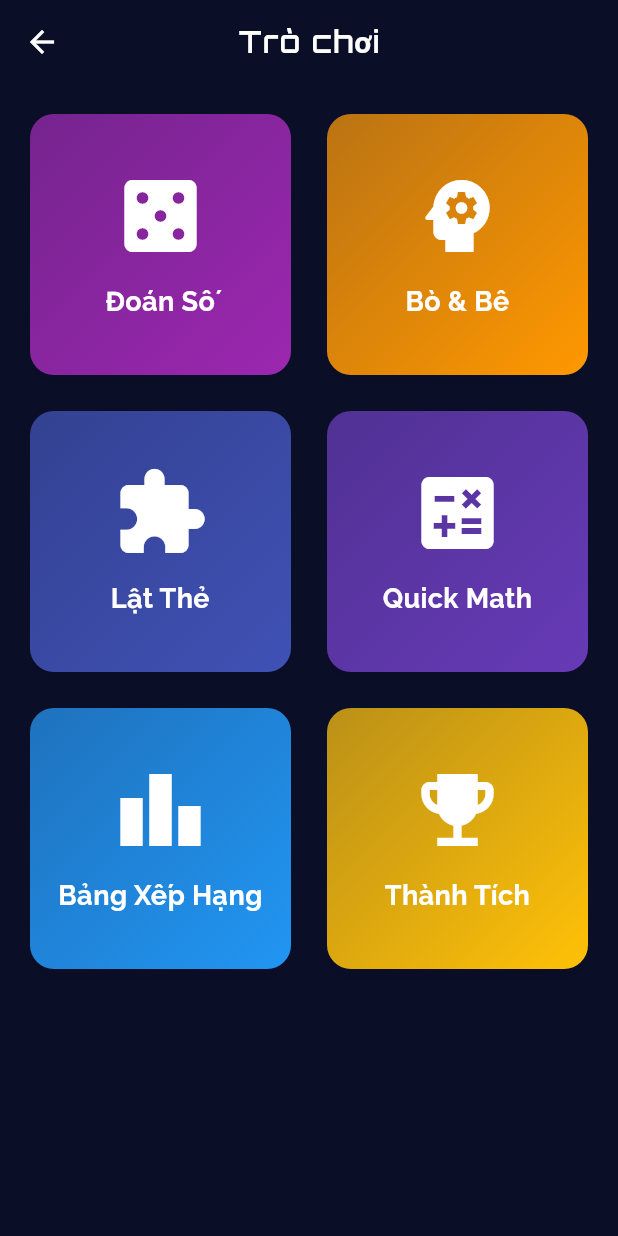
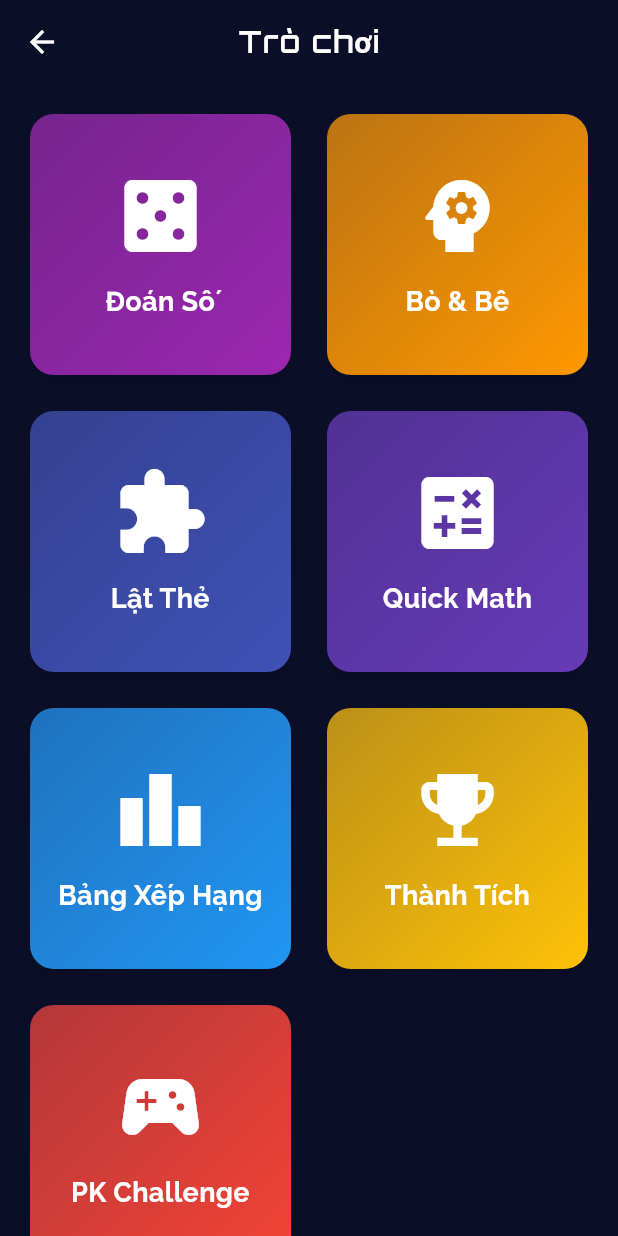
Before and after one commit to TruongHieuHuy/LTDD, a Flutter app: the GamesHub screen opened directly, on a phone screen of 412 x 824 dp. Run offline on Flutter 3.47's test engine with Material 3 defaults, Android fonts, the phone set to English and light mode, and no system bars; our stand-ins replace cached_network_image, confetti, dio, flutter_dotenv, flutter_markdown, google_fonts and 4 more; missing offline and left inert: google_mlkit_text_recognition, translator; accounts and stored records are empty.

Commit message:
Sửa lỗi Frontend chức năng PK

```diff
--- a/lib/config/navigation_config.dart
+++ b/lib/config/navigation_config.dart
@@ -20,6 +20,7 @@ import '../screens/social_test_screen.dart';
 import '../screens/posts_screen.dart';
 import '../screens/products_screen.dart';
 import '../screens/categories_screen.dart';
+import '../screens/challenge_list_screen.dart';
 
 /// Configuration for modular navigation system
 class NavigationConfig {
@@ -150,6 +151,18 @@ class GamesHub extends StatelessWidget {
               ),
             ),
           ),
+          _buildGameCard(
+            context: context,
+            title: 'PK Challenge',
+            icon: Icons.sports_esports,
+            color: Colors.red,
+            onTap: () => Navigator.push(
+              context,
+              MaterialPageRoute(
+                builder: (context) => const ChallengeListScreen(),
+              ),
+            ),
+          ),
         ],
       ),
     );
```
